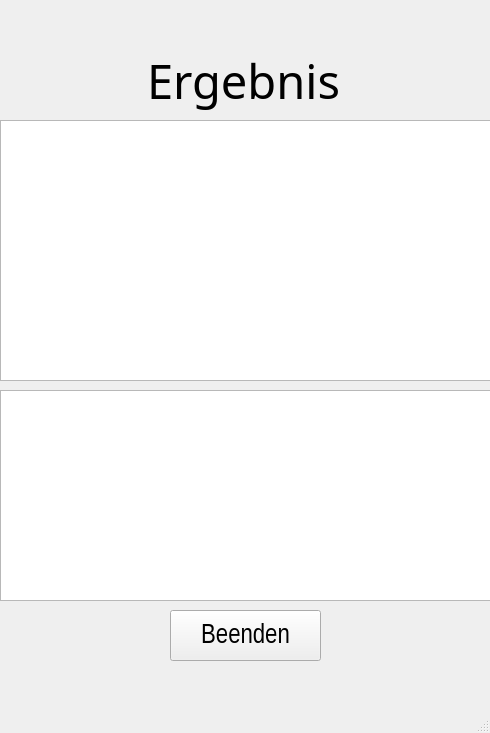
Old version of the form dipl_Kontrolle/ErgebnisWindow_v1.ui in the repository diplomarbeit-PCR/Diplomarbeit_PCR.
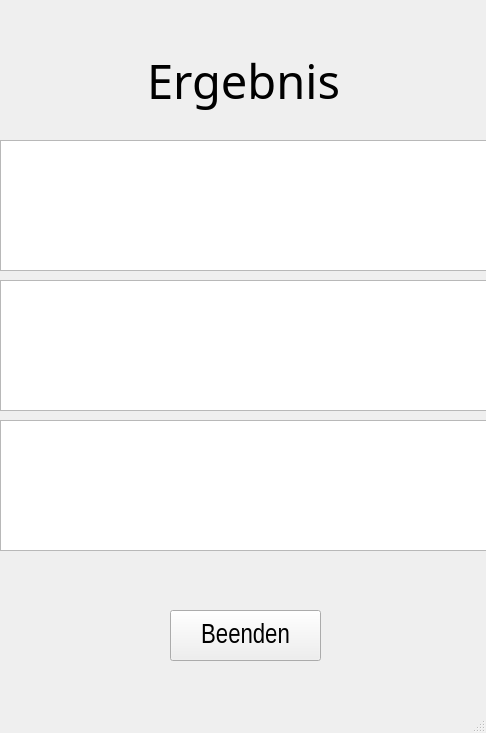
New version of the form.

What changed in the file:
```diff
--- a/dipl_Kontrolle/ErgebnisWindow_v1.ui
+++ b/dipl_Kontrolle/ErgebnisWindow_v1.ui
@@ -6,7 +6,7 @@
    <rect>
     <x>0</x>
     <y>0</y>
-    <width>490</width>
+    <width>486</width>
     <height>733</height>
    </rect>
   </property>
@@ -60,9 +60,19 @@
     <property name="geometry">
      <rect>
       <x>0</x>
-      <y>120</y>
+      <y>140</y>
       <width>491</width>
-      <height>261</height>
+      <height>131</height>
+     </rect>
+    </property>
+   </widget>
+   <widget class="QTableView" name="tbl_dl">
+    <property name="geometry">
+     <rect>
+      <x>0</x>
+      <y>420</y>
+      <width>491</width>
+      <height>131</height>
      </rect>
     </property>
    </widget>
@@ -70,9 +80,9 @@
     <property name="geometry">
      <rect>
       <x>0</x>
-      <y>390</y>
+      <y>280</y>
       <width>491</width>
-      <height>211</height>
+      <height>131</height>
      </rect>
     </property>
    </widget>
```
Left out of the diff: 4 changed lines with no effect on the pictures.
